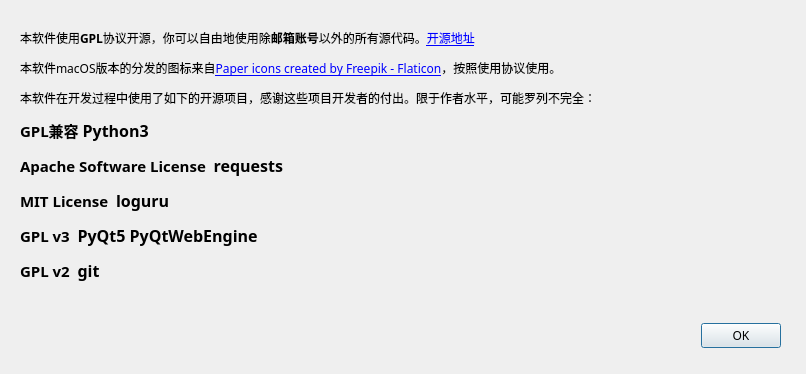
The window that src/ui/src/license.ui (Cinea4678/Tongji-AutoGetScore-new) describes before a commit, drawn with Qt 5.
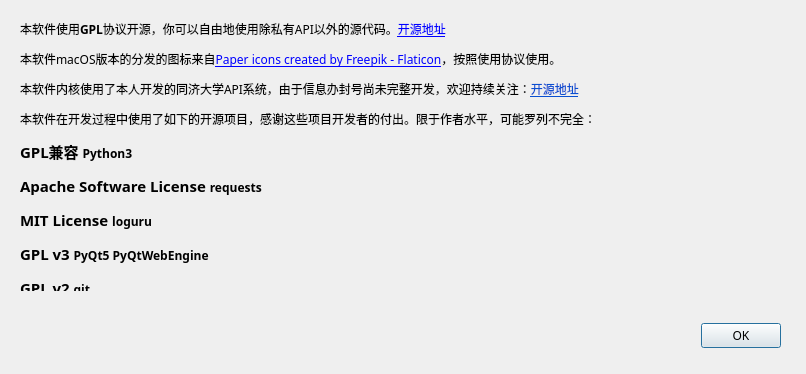
The same window after the commit.

Commit message: 项目复活

What changed in the file:
```diff
--- a/src/ui/src/license.ui
+++ b/src/ui/src/license.ui
@@ -44,19 +44,7 @@
     </rect>
    </property>
    <property name="text">
-    <string>
-&lt;!DOCTYPE HTML PUBLIC &quot;-//W3C//DTD HTML 4.0//EN&quot; &quot;http://www.w3.org/TR/REC-html40/strict.dtd&quot;&gt;
-&lt;html&gt;&lt;head&gt;&lt;meta name=&quot;qrichtext&quot; content=&quot;1&quot; /&gt;&lt;style type=&quot;text/css&quot;&gt;
-p, li { white-space: pre-wrap; }
-&lt;/style&gt;&lt;/head&gt;&lt;body style=&quot; font-family:'SimSun'; font-size:9pt; font-weight:400; font-style:normal;&quot;&gt;
-&lt;p style=&quot; margin-top:12px; margin-bottom:12px; margin-left:0px; margin-right:0px; -qt-block-indent:0; text-indent:0px;&quot;&gt;本软件使用&lt;span style=&quot; font-weight:600;&quot;&gt;GPL&lt;/span&gt;协议开源，你可以自由地使用除&lt;span style=&quot; font-weight:600;&quot;&gt;邮箱账号&lt;/span&gt;以外的所有源代码。&lt;a href=&quot;https://github.com/Cinea4678/Tongji-AutoGetScore&quot;&gt;&lt;span style=&quot; text-decoration: underline; color:#0000ff;&quot;&gt;开源地址&lt;/span&gt;&lt;/a&gt;&lt;/p&gt;
-&lt;p style=&quot; margin-top:12px; margin-bottom:12px; margin-left:0px; margin-right:0px; -qt-block-indent:0; text-indent:0px;&quot;&gt;本软件macOS版本的分发的图标来自&lt;a href=&quot;https://www.flaticon.com/free-icons/paper&quot;&gt;&lt;span style=&quot; text-decoration: underline; color:#0000ff;&quot;&gt;Paper icons created by Freepik - Flaticon&lt;/span&gt;&lt;/a&gt;，按照使用协议使用。&lt;/p&gt;
-&lt;p style=&quot; margin-top:12px; margin-bottom:12px; margin-left:0px; margin-right:0px; -qt-block-indent:0; text-indent:0px;&quot;&gt;本软件在开发过程中使用了如下的开源项目，感谢这些项目开发者的付出。限于作者水平，可能罗列不完全：&lt;/p&gt;
-&lt;p style=&quot; margin-top:12px; margin-bottom:12px; margin-left:0px; margin-right:0px; -qt-block-indent:0; text-indent:0px;&quot;&gt;&lt;span style=&quot; font-family:'Source Sans Pro','Helvetica','Arial','sans-serif'; font-size:11pt; font-weight:600; color:#000000;&quot;&gt;GPL兼容 &lt;/span&gt;&lt;span style=&quot;font-family:'Source Sans Pro','Helvetica','Arial','sans-serif'; font-size:16px; font-weight:600; color:#000000;&quot;&gt;Python3&lt;/span&gt;&lt;/p&gt;
-&lt;p style=&quot; margin-top:12px; margin-bottom:12px; margin-left:0px; margin-right:0px; -qt-block-indent:0; text-indent:0px;&quot;&gt;&lt;span style=&quot; font-family:'Source Sans Pro','Helvetica','Arial','sans-serif'; font-size:11pt; font-weight:600; color:#000000;&quot;&gt;Apache Software License  &lt;/span&gt;&lt;span style=&quot; font-family:'Source Sans Pro','Helvetica','Arial','sans-serif'; font-size:16px; font-weight:600; color:#000000;&quot;&gt;requests &lt;/span&gt;&lt;/p&gt;
-&lt;p style=&quot; margin-top:12px; margin-bottom:12px; margin-left:0px; margin-right:0px; -qt-block-indent:0; text-indent:0px;&quot;&gt;&lt;span style=&quot; font-family:'Source Sans Pro','Helvetica','Arial','sans-serif'; font-size:11pt; font-weight:600; color:#000000;&quot;&gt;MIT License  &lt;/span&gt;&lt;span style=&quot; font-family:'Source Sans Pro','Helvetica','Arial','sans-serif'; font-size:16px; font-weight:600; color:#000000;&quot;&gt;loguru &lt;/span&gt;&lt;/p&gt;
-&lt;p style=&quot; margin-top:12px; margin-bottom:12px; margin-left:0px; margin-right:0px; -qt-block-indent:0; text-indent:0px;&quot;&gt;&lt;span style=&quot; font-family:'Source Sans Pro','Helvetica','Arial','sans-serif'; font-size:11pt; font-weight:600; color:#000000;&quot;&gt;GPL v3  &lt;/span&gt;&lt;span style=&quot; font-family:'Source Sans Pro','Helvetica','Arial','sans-serif'; font-size:16px; font-weight:600; color:#000000;&quot;&gt;PyQt5 PyQtWebEngine&lt;/span&gt;&lt;/p&gt;
-&lt;p style=&quot; margin-top:12px; margin-bottom:12px; margin-left:0px; margin-right:0px; -qt-block-indent:0; text-indent:0px;&quot;&gt;&lt;span style=&quot; font-family:'Source Sans Pro','Helvetica','Arial','sans-serif'; font-size:11pt; font-weight:600; color:#000000;&quot;&gt;GPL v2  &lt;/span&gt;&lt;span style=&quot; font-family:'Source Sans Pro','Helvetica','Arial','sans-serif'; font-size:16px; font-weight:600; color:#000000;&quot;&gt;git&lt;/span&gt;&lt;/p&gt;&lt;/body&gt;&lt;/html&gt;</string>
+    <string>&lt;html&gt;&lt;head/&gt;&lt;body&gt;&lt;p&gt;&lt;span style=&quot; font-family:'SimSun'; font-size:9pt;&quot;&gt;本软件使用&lt;/span&gt;&lt;span style=&quot; font-family:'SimSun'; font-size:9pt; font-weight:600;&quot;&gt;GPL&lt;/span&gt;&lt;span style=&quot; font-family:'SimSun'; font-size:9pt;&quot;&gt;协议开源，你可以自由地使用除私有API以外的源代码。&lt;/span&gt;&lt;a href=&quot;https://github.com/Cinea4678/Tongji-AutoGetScore&quot;&gt;&lt;span style=&quot; font-family:'SimSun'; font-size:9pt; text-decoration: underline; color:#0000ff;&quot;&gt;开源地址&lt;/span&gt;&lt;/a&gt;&lt;/p&gt;&lt;p&gt;&lt;span style=&quot; font-family:'SimSun'; font-size:9pt;&quot;&gt;本软件macOS版本的分发的图标来自&lt;/span&gt;&lt;a href=&quot;https://www.flaticon.com/free-icons/paper&quot;&gt;&lt;span style=&quot; font-family:'SimSun'; font-size:9pt; text-decoration: underline; color:#0000ff;&quot;&gt;Paper icons created by Freepik - Flaticon&lt;/span&gt;&lt;/a&gt;&lt;span style=&quot; font-family:'SimSun'; font-size:9pt;&quot;&gt;，按照使用协议使用。&lt;/span&gt;&lt;/p&gt;&lt;p&gt;&lt;span style=&quot; font-family:'SimSun'; font-size:9pt;&quot;&gt;本软件内核使用了本人开发的同济大学API系统，由于信息办封号尚未完整开发，欢迎持续关注：&lt;/span&gt;&lt;a href=&quot;https://github.com/Cinea4678/Tongji-EasyAPI&quot;&gt;&lt;span style=&quot; font-size:9pt; text-decoration: underline; color:#094fd1;&quot;&gt;开源地址&lt;/span&gt;&lt;/a&gt;&lt;/p&gt;&lt;p&gt;&lt;span style=&quot; font-family:'SimSun'; font-size:9pt;&quot;&gt;本软件在开发过程中使用了如下的开源项目，感谢这些项目开发者的付出。限于作者水平，可能罗列不完全：&lt;/span&gt;&lt;/p&gt;&lt;p&gt;&lt;span style=&quot; font-family:'Source Sans Pro','Helvetica','Arial','sans-serif'; font-size:11pt; font-weight:600; color:#000000;&quot;&gt;GPL兼容 &lt;/span&gt;&lt;span style=&quot; font-family:'Source Sans Pro','Helvetica','Arial','sans-serif'; font-size:9pt; font-weight:600; color:#000000;&quot;&gt;Python3&lt;/span&gt;&lt;/p&gt;&lt;p&gt;&lt;span style=&quot; font-family:'Source Sans Pro','Helvetica','Arial','sans-serif'; font-size:11pt; font-weight:600; color:#000000;&quot;&gt;Apache Software License &lt;/span&gt;&lt;span style=&quot; font-family:'Source Sans Pro','Helvetica','Arial','sans-serif'; font-size:9pt; font-weight:600; color:#000000;&quot;&gt;requests &lt;/span&gt;&lt;/p&gt;&lt;p&gt;&lt;span style=&quot; font-family:'Source Sans Pro','Helvetica','Arial','sans-serif'; font-size:11pt; font-weight:600; color:#000000;&quot;&gt;MIT License &lt;/span&gt;&lt;span style=&quot; font-family:'Source Sans Pro','Helvetica','Arial','sans-serif'; font-size:9pt; font-weight:600; color:#000000;&quot;&gt;loguru &lt;/span&gt;&lt;/p&gt;&lt;p&gt;&lt;span style=&quot; font-family:'Source Sans Pro','Helvetica','Arial','sans-serif'; font-size:11pt; font-weight:600; color:#000000;&quot;&gt;GPL v3 &lt;/span&gt;&lt;span style=&quot; font-family:'Source Sans Pro','Helvetica','Arial','sans-serif'; font-size:9pt; font-weight:600; color:#000000;&quot;&gt;PyQt5 PyQtWebEngine&lt;/span&gt;&lt;/p&gt;&lt;p&gt;&lt;span style=&quot; font-family:'Source Sans Pro','Helvetica','Arial','sans-serif'; font-size:11pt; font-weight:600; color:#000000;&quot;&gt;GPL v2 &lt;/span&gt;&lt;span style=&quot; font-family:'Source Sans Pro','Helvetica','Arial','sans-serif'; font-size:9pt; font-weight:600; color:#000000;&quot;&gt;git&lt;/span&gt;&lt;/p&gt;&lt;/body&gt;&lt;/html&gt;</string>
    </property>
    <property name="openExternalLinks">
     <bool>true</bool>
```
The commit also changes 14 other files.
